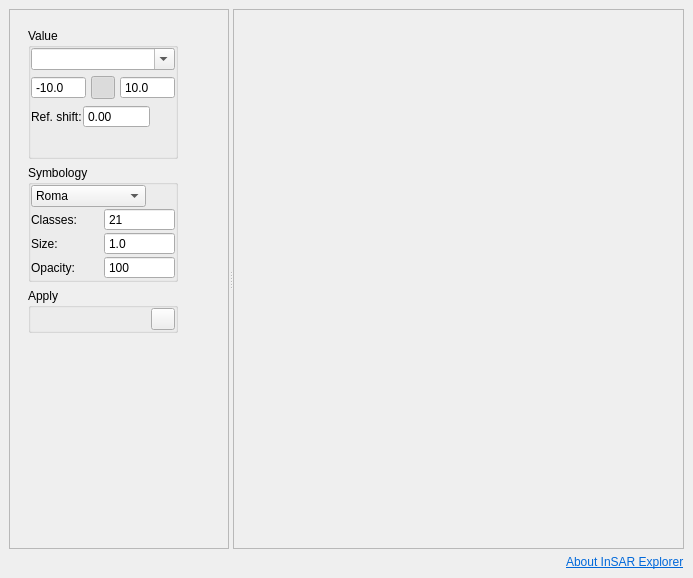
Before: the Qt Designer form insar_explorer_dockwidget_base.ui in eodeck/insar-explorer, drawn with Qt 5.
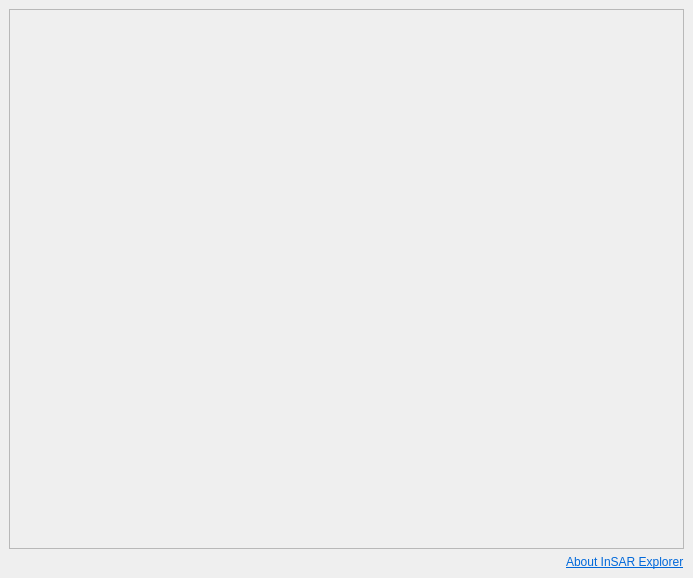
After: the same form once the commit is applied. Icons and pictures are not drawn.

Commit message: map-panel: migrate map settings panel to code

The edit to the form file:
```diff
--- a/insar_explorer_dockwidget_base.ui
+++ b/insar_explorer_dockwidget_base.ui
@@ -62,925 +62,6 @@
       <property name="orientation">
        <enum>Qt::Horizontal</enum>
       </property>
-      <widget class="QWidget" name="widget_temporal_uw_btemp_plot_2" native="true">
-       <property name="sizePolicy">
-        <sizepolicy hsizetype="Fixed" vsizetype="Preferred">
-         <horstretch>0</horstretch>
-         <verstretch>0</verstretch>
-        </sizepolicy>
-       </property>
-       <property name="toolTip">
-        <string/>
-       </property>
-       <layout class="QVBoxLayout" name="verticalLayout_4">
-        <property name="spacing">
-         <number>0</number>
-        </property>
-        <property name="leftMargin">
-         <number>0</number>
-        </property>
-        <property name="topMargin">
-         <number>0</number>
-        </property>
-        <property name="rightMargin">
-         <number>0</number>
-        </property>
-        <property name="bottomMargin">
-         <number>0</number>
-        </property>
-        <item>
-         <widget class="QScrollArea" name="scrollArea">
-          <property name="sizePolicy">
-           <sizepolicy hsizetype="Preferred" vsizetype="Preferred">
-            <horstretch>0</horstretch>
-            <verstretch>0</verstretch>
-           </sizepolicy>
-          </property>
-          <property name="maximumSize">
-           <size>
-            <width>240</width>
-            <height>16777215</height>
-           </size>
-          </property>
-          <property name="toolTip">
-           <string/>
-          </property>
-          <property name="widgetResizable">
-           <bool>true</bool>
-          </property>
-          <widget class="QWidget" name="scrollAreaWidgetContents">
-           <property name="geometry">
-            <rect>
-             <x>0</x>
-             <y>0</y>
-             <width>224</width>
-             <height>502</height>
-            </rect>
-           </property>
-           <layout class="QVBoxLayout" name="verticalLayout">
-            <item>
-             <widget class="QWidget" name="settings_panel">
-              <property name="sizePolicy">
-               <sizepolicy hsizetype="Expanding" vsizetype="Expanding">
-                <horstretch>0</horstretch>
-                <verstretch>0</verstretch>
-               </sizepolicy>
-              </property>
-              <property name="maximumSize">
-               <size>
-                <width>200</width>
-                <height>16777215</height>
-               </size>
-              </property>
-             <layout class="QGridLayout" name="map_settings_layout">
-                <item row="1" column="0">
-                 <layout class="QVBoxLayout" name="verticalLayout_6">
-                  <item>
-                   <widget class="QGroupBox" name="groupBox_7">
-                    <property name="sizePolicy">
-                     <sizepolicy hsizetype="Fixed" vsizetype="Preferred">
-                      <horstretch>0</horstretch>
-                      <verstretch>0</verstretch>
-                     </sizepolicy>
-                    </property>
-                    <property name="minimumSize">
-                     <size>
-                      <width>150</width>
-                      <height>0</height>
-                     </size>
-                    </property>
-                    <property name="autoFillBackground">
-                     <bool>false</bool>
-                    </property>
-                    <property name="title">
-                     <string>Value</string>
-                    </property>
-                    <property name="flat">
-                     <bool>true</bool>
-                    </property>
-                    <layout class="QVBoxLayout" name="verticalLayout_10">
-                     <property name="spacing">
-                      <number>-1</number>
-                     </property>
-                     <property name="leftMargin">
-                      <number>0</number>
-                     </property>
-                     <property name="topMargin">
-                      <number>0</number>
-                     </property>
-                     <property name="rightMargin">
-                      <number>0</number>
-                     </property>
-                     <property name="bottomMargin">
-                      <number>0</number>
-                     </property>
-                     <item>
-                      <widget class="QComboBox" name="cb_select_field">
-                       <property name="enabled">
-                        <bool>true</bool>
-                       </property>
-                       <property name="font">
-                        <font>
-                         <strikeout>false</strikeout>
-                        </font>
-                       </property>
-                       <property name="acceptDrops">
-                        <bool>false</bool>
-                       </property>
-                       <property name="toolTip">
-                        <string>Select field</string>
-                       </property>
-                       <property name="autoFillBackground">
-                        <bool>false</bool>
-                       </property>
-                       <property name="editable">
-                        <bool>true</bool>
-                       </property>
-                      </widget>
-                     </item>
-                     <item>
-                      <layout class="QHBoxLayout" name="horizontalLayout_9">
-                       <property name="spacing">
-                        <number>5</number>
-                       </property>
-                       <item>
-                        <widget class="QDoubleSpinBox" name="sb_symbol_lower_range">
-                         <property name="sizePolicy">
-                          <sizepolicy hsizetype="Preferred" vsizetype="Fixed">
-                           <horstretch>0</horstretch>
-                           <verstretch>0</verstretch>
-                          </sizepolicy>
-                         </property>
-                         <property name="toolTip">
-                          <string>Min symbology value</string>
-                         </property>
-                         <property name="buttonSymbols">
-                          <enum>QAbstractSpinBox::NoButtons</enum>
-                         </property>
-                         <property name="decimals">
-                          <number>1</number>
-                         </property>
-                         <property name="minimum">
-                          <double>-1000000000.000000000000000</double>
-                         </property>
-                         <property name="maximum">
-                          <double>1000000000.000000000000000</double>
-                         </property>
-                         <property name="value">
-                          <double>-10.000000000000000</double>
-                         </property>
-                        </widget>
-                       </item>
-                       <item>
-                        <widget class="QPushButton" name="cb_symbol_range_sync">
-                         <property name="sizePolicy">
-                          <sizepolicy hsizetype="Fixed" vsizetype="Fixed">
-                           <horstretch>0</horstretch>
-                           <verstretch>0</verstretch>
-                          </sizepolicy>
-                         </property>
-                         <property name="minimumSize">
-                          <size>
-                           <width>0</width>
-                           <height>0</height>
-                          </size>
-                         </property>
-                         <property name="maximumSize">
-                          <size>
-                           <width>24</width>
-                           <height>24</height>
-                          </size>
-                         </property>
-                         <property name="toolTip">
-                          <string>Synchronize range</string>
-                         </property>
-                         <property name="autoFillBackground">
-                          <bool>false</bool>
-                         </property>
-                         <property name="styleSheet">
-                          <string notr="true">QPushButton:hover {
-    border: 1px solid #bbb;
-}
-
-</string>
-                         </property>
-                         <property name="text">
-                          <string/>
-                         </property>
-                         <property name="icon">
-                          <iconset>
-                           <normaloff>:/icons/icons/synched.svg</normaloff>:/icons/icons/synched.svg</iconset>
-                         </property>
-                         <property name="iconSize">
-                          <size>
-                           <width>20</width>
-                           <height>20</height>
-                          </size>
-                         </property>
-                         <property name="checkable">
-                          <bool>true</bool>
-                         </property>
-                         <property name="checked">
-                          <bool>true</bool>
-                         </property>
-                         <property name="flat">
-                          <bool>true</bool>
-                         </property>
-                        </widget>
-                       </item>
-                       <item>
-                        <widget class="QDoubleSpinBox" name="sb_symbol_upper_range">
-                         <property name="sizePolicy">
-                          <sizepolicy hsizetype="Preferred" vsizetype="Fixed">
-                           <horstretch>0</horstretch>
-                           <verstretch>0</verstretch>
-                          </sizepolicy>
-                         </property>
-                         <property name="toolTip">
-                          <string>Max symbology value</string>
-                         </property>
-                         <property name="buttonSymbols">
-                          <enum>QAbstractSpinBox::NoButtons</enum>
-                         </property>
-                         <property name="decimals">
-                          <number>1</number>
-                         </property>
-                         <property name="minimum">
-                          <double>-1000000000.000000000000000</double>
-                         </property>
-                         <property name="maximum">
-                          <double>1000000000.000000000000000</double>
-                         </property>
-                         <property name="value">
-                          <double>10.000000000000000</double>
-                         </property>
-                        </widget>
-                       </item>
-                      </layout>
-                     </item>
-                     <item>
-                      <layout class="QHBoxLayout" name="horizontalLayout_13">
-                       <property name="spacing">
-                        <number>1</number>
-                       </property>
-                       <item>
-                        <widget class="QLabel" name="label_7">
-                         <property name="text">
-                          <string>Ref. shift:</string>
-                         </property>
-                        </widget>
-                       </item>
-                       <item>
-                        <widget class="QDoubleSpinBox" name="sb_symbol_value_offset">
-                         <property name="sizePolicy">
-                          <sizepolicy hsizetype="Preferred" vsizetype="Fixed">
-                           <horstretch>0</horstretch>
-                           <verstretch>0</verstretch>
-                          </sizepolicy>
-                         </property>
-                         <property name="toolTip">
-                          <string>Offset the values</string>
-                         </property>
-                         <property name="buttonSymbols">
-                          <enum>QAbstractSpinBox::NoButtons</enum>
-                         </property>
-                         <property name="decimals">
-                          <number>2</number>
-                         </property>
-                         <property name="minimum">
-                          <double>-1000000000.000000000000000</double>
-                         </property>
-                         <property name="maximum">
-                          <double>1000000000.000000000000000</double>
-                         </property>
-                         <property name="value">
-                          <double>0.000000000000000</double>
-                         </property>
-                        </widget>
-                       </item>
-                       <item>
-                        <widget class="QPushButton" name="cb_symbol_value_offset_sync_with_ref">
-                         <property name="sizePolicy">
-                          <sizepolicy hsizetype="Fixed" vsizetype="Fixed">
-                           <horstretch>0</horstretch>
-                           <verstretch>0</verstretch>
-                          </sizepolicy>
-                         </property>
-                         <property name="minimumSize">
-                          <size>
-                           <width>0</width>
-                           <height>0</height>
-                          </size>
-                         </property>
-                         <property name="maximumSize">
-                          <size>
-                           <width>24</width>
-                           <height>24</height>
-                          </size>
-                         </property>
-                         <property name="toolTip">
-                          <string>Synchronize map offset with selected reference point</string>
-                         </property>
-                         <property name="autoFillBackground">
-                          <bool>false</bool>
-                         </property>
-                         <property name="styleSheet">
-                          <string notr="true">QPushButton:hover {
-    border: 1px solid #bbb;
-}
-
-</string>
-                         </property>
-                         <property name="text">
-                          <string/>
-                         </property>
-                         <property name="icon">
-                          <iconset>
-                           <normaloff>:/icons/icons/sync_map_with_reference.svg</normaloff>:/icons/icons/sync_map_with_reference.svg</iconset>
-                         </property>
-                         <property name="iconSize">
-                          <size>
-                           <width>20</width>
-                           <height>20</height>
-                          </size>
-                         </property>
-                         <property name="checkable">
-                          <bool>true</bool>
-                         </property>
-                         <property name="checked">
-                          <bool>false</bool>
-                         </property>
-                         <property name="flat">
-                          <bool>true</bool>
-                         </property>
-                        </widget>
-                       </item>
-                       <item>
-                        <spacer name="horizontalSpacer_13">
-                         <property name="orientation">
-                          <enum>Qt::Horizontal</enum>
-                         </property>
-                         <property name="sizeHint" stdset="0">
-                          <size>
-                           <width>40</width>
-                           <height>20</height>
-                          </size>
-                         </property>
-                        </spacer>
-                       </item>
-                      </layout>
-                     </item>
-                     <item>
-                      <layout class="QHBoxLayout" name="horizontalLayout_8">
-                       <property name="spacing">
-                        <number>1</number>
-                       </property>
-                       <item>
-                        <widget class="QPushButton" name="pb_range_from_data">
-                         <property name="sizePolicy">
-                          <sizepolicy hsizetype="Fixed" vsizetype="Fixed">
-                           <horstretch>0</horstretch>
-                           <verstretch>0</verstretch>
-                          </sizepolicy>
-                         </property>
-                         <property name="minimumSize">
-                          <size>
-                           <width>0</width>
-                           <height>0</height>
-                          </size>
-                         </property>
-                         <property name="maximumSize">
-                          <size>
-                           <width>24</width>
-                           <height>24</height>
-                          </size>
-                         </property>
-                         <property name="toolTip">
-                          <string>Min/Max from data</string>
-                         </property>
-                         <property name="styleSheet">
-                          <string notr="true">QPushButton:hover {
-    border: 1px solid #bbb;
-}
-</string>
-                         </property>
-                         <property name="text">
-                          <string/>
-                         </property>
-                         <property name="icon">
-                          <iconset>
-                           <normaloff>:/icons/icons/data_range.svg</normaloff>:/icons/icons/data_range.svg</iconset>
-                         </property>
-                         <property name="iconSize">
-                          <size>
-                           <width>20</width>
-                           <height>20</height>
-                          </size>
-                         </property>
-                         <property name="checkable">
-                          <bool>false</bool>
-                         </property>
-                         <property name="checked">
-                          <bool>false</bool>
-                         </property>
-                         <property name="autoExclusive">
-                          <bool>false</bool>
-                         </property>
-                         <property name="flat">
-                          <bool>true</bool>
-                         </property>
-                        </widget>
-                       </item>
-                       <item>
-                        <spacer name="horizontalSpacer_12">
-                         <property name="orientation">
-                          <enum>Qt::Horizontal</enum>
-                         </property>
-                         <property name="sizeHint" stdset="0">
-                          <size>
-                           <width>40</width>
-                           <height>20</height>
-                          </size>
-                         </property>
-                        </spacer>
-                       </item>
-                      </layout>
-                     </item>
-                    </layout>
-                   </widget>
-                  </item>
-                  <item>
-                   <widget class="QGroupBox" name="groupBox_9">
-                    <property name="sizePolicy">
-                     <sizepolicy hsizetype="Fixed" vsizetype="Preferred">
-                      <horstretch>0</horstretch>
-                      <verstretch>0</verstretch>
-                     </sizepolicy>
-                    </property>
-                    <property name="minimumSize">
-                     <size>
-                      <width>150</width>
-                      <height>0</height>
-                     </size>
-                    </property>
-                    <property name="autoFillBackground">
-                     <bool>false</bool>
-                    </property>
-                    <property name="title">
-                     <string>Symbology</string>
-                    </property>
-                    <property name="flat">
-                     <bool>true</bool>
-                    </property>
-                    <layout class="QVBoxLayout" name="verticalLayout_16" stretch="0">
-                     <property name="spacing">
-                      <number>-1</number>
-                     </property>
-                     <property name="leftMargin">
-                      <number>0</number>
-                     </property>
-                     <property name="topMargin">
-                      <number>0</number>
-                     </property>
-                     <property name="rightMargin">
-                      <number>0</number>
-                     </property>
-                     <property name="bottomMargin">
-                      <number>0</number>
-                     </property>
-                     <item>
-                      <layout class="QVBoxLayout" name="verticalLayout_15">
-                       <property name="spacing">
-                        <number>1</number>
-                       </property>
-                       <item>
-                        <layout class="QHBoxLayout" name="horizontalLayout">
-                         <property name="spacing">
-                          <number>5</number>
-                         </property>
-                         <item>
-                          <widget class="QComboBox" name="cmb_colormap">
-                           <property name="toolTip">
-                            <string>Select colormap</string>
-                           </property>
-                           <property name="autoFillBackground">
-                            <bool>false</bool>
-                           </property>
-                           <property name="editable">
-                            <bool>false</bool>
-                           </property>
-                           <property name="iconSize">
-                            <size>
-                             <width>72</width>
-                             <height>16</height>
-                            </size>
-                           </property>
-                           <item>
-                            <property name="text">
-                             <string>Roma</string>
-                            </property>
-                            <property name="icon">
-                             <iconset>
-                              <normaloff>:/colormaps/icons/colormaps/roma.png</normaloff>:/colormaps/icons/colormaps/roma.png</iconset>
-                            </property>
-                           </item>
-                           <item>
-                            <property name="text">
-                             <string>Vik</string>
-                            </property>
-                            <property name="icon">
-                             <iconset>
-                              <normaloff>:/colormaps/icons/colormaps/vik.png</normaloff>:/colormaps/icons/colormaps/vik.png</iconset>
-                            </property>
-                           </item>
-                           <item>
-                            <property name="text">
-                             <string>Turbo_r</string>
-                            </property>
-                            <property name="icon">
-                             <iconset>
-                              <normaloff>:/colormaps/icons/colormaps/turbo_r.png</normaloff>:/colormaps/icons/colormaps/turbo_r.png</iconset>
-                            </property>
-                           </item>
-                           <item>
-                            <property name="text">
-                             <string>Gray</string>
-                            </property>
-                            <property name="icon">
-                             <iconset>
-                              <normaloff>:/colormaps/icons/colormaps/gray.png</normaloff>:/colormaps/icons/colormaps/gray.png</iconset>
-                            </property>
-                           </item>
-                          </widget>
-                         </item>
-                         <item>
-                          <widget class="QPushButton" name="pb_colormap_reverse">
-                           <property name="maximumSize">
-                            <size>
-                             <width>24</width>
-                             <height>24</height>
-                            </size>
-                           </property>
-                           <property name="toolTip">
-                            <string>Reverse colormap</string>
-                           </property>
-                           <property name="autoFillBackground">
-                            <bool>false</bool>
-                           </property>
-                           <property name="styleSheet">
-                            <string notr="true">QPushButton:hover {
-    border: 1px solid #bbb;
-}
-</string>
-                           </property>
-                           <property name="text">
-                            <string/>
-                           </property>
-                           <property name="icon">
-                            <iconset>
-                             <normaloff>:/icons/icons/reverse.svg</normaloff>:/icons/icons/reverse.svg</iconset>
-                           </property>
-                           <property name="iconSize">
-                            <size>
-                             <width>20</width>
-                             <height>20</height>
-                            </size>
-                           </property>
-                           <property name="checkable">
-                            <bool>true</bool>
-                           </property>
-                           <property name="flat">
-                            <bool>true</bool>
-                           </property>
-                          </widget>
-                         </item>
-                        </layout>
-                       </item>
-                       <item>
-                        <layout class="QHBoxLayout" name="horizontalLayout_5">
-                         <property name="spacing">
-                          <number>1</number>
-                         </property>
-                         <item>
-                          <widget class="QLabel" name="label_6">
-                           <property name="text">
-                            <string>Classes:</string>
-                           </property>
-                          </widget>
-                         </item>
-                         <item>
-                          <widget class="QSpinBox" name="sb_symbol_classes">
-                           <property name="sizePolicy">
-                            <sizepolicy hsizetype="Preferred" vsizetype="Fixed">
-                             <horstretch>0</horstretch>
-                             <verstretch>0</verstretch>
-                            </sizepolicy>
-                           </property>
-                           <property name="toolTip">
-                            <string>Number of classes</string>
-                           </property>
-                           <property name="buttonSymbols">
-                            <enum>QAbstractSpinBox::NoButtons</enum>
-                           </property>
-                           <property name="minimum">
-                            <number>1</number>
-                           </property>
-                           <property name="value">
-                            <number>21</number>
-                           </property>
-                          </widget>
-                         </item>
-                        </layout>
-                       </item>
-                       <item>
-                        <layout class="QHBoxLayout" name="horizontalLayout_4">
-                         <property name="spacing">
-                          <number>1</number>
-                         </property>
-                         <item>
-                          <widget class="QLabel" name="label_3">
-                           <property name="text">
-                            <string>Size:</string>
-                           </property>
-                          </widget>
-                         </item>
-                         <item>
-                          <widget class="QDoubleSpinBox" name="sb_symbol_size">
-                           <property name="sizePolicy">
-                            <sizepolicy hsizetype="Preferred" vsizetype="Fixed">
-                             <horstretch>0</horstretch>
-                             <verstretch>0</verstretch>
-                            </sizepolicy>
-                           </property>
-                           <property name="toolTip">
-                            <string>Symbol size</string>
-                           </property>
-                           <property name="buttonSymbols">
-                            <enum>QAbstractSpinBox::NoButtons</enum>
-                           </property>
-                           <property name="decimals">
-                            <number>1</number>
-                           </property>
-                           <property name="singleStep">
-                            <double>0.100000000000000</double>
-                           </property>
-                           <property name="value">
-                            <double>1.000000000000000</double>
-                           </property>
-                          </widget>
-                         </item>
-                        </layout>
-                       </item>
-                       <item>
-                        <layout class="QHBoxLayout" name="horizontalLayout_3">
-                         <property name="spacing">
-                          <number>1</number>
-                         </property>
-                         <item>
-                          <widget class="QLabel" name="label_4">
-                           <property name="text">
-                            <string>Opacity:</string>
-                           </property>
-                          </widget>
-                         </item>
-                         <item>
-                          <widget class="QSpinBox" name="sb_symbol_opacity">
-                           <property name="sizePolicy">
-                            <sizepolicy hsizetype="Preferred" vsizetype="Fixed">
-                             <horstretch>0</horstretch>
-                             <verstretch>0</verstretch>
-                            </sizepolicy>
-                           </property>
-                           <property name="toolTip">
-                            <string>Symbol opacity</string>
-                           </property>
-                           <property name="buttonSymbols">
-                            <enum>QAbstractSpinBox::NoButtons</enum>
-                           </property>
-                           <property name="maximum">
-                            <number>100</number>
-                           </property>
-                           <property name="singleStep">
-                            <number>10</number>
-                           </property>
-                           <property name="value">
-                            <number>100</number>
-                           </property>
-                          </widget>
-                         </item>
-                        </layout>
-                       </item>
-                      </layout>
-                     </item>
-                    </layout>
-                   </widget>
-                  </item>
-                  <item>
-                   <widget class="QGroupBox" name="groupBox_11">
-                    <property name="sizePolicy">
-                     <sizepolicy hsizetype="Fixed" vsizetype="Preferred">
-                      <horstretch>0</horstretch>
-                      <verstretch>0</verstretch>
-                     </sizepolicy>
-                    </property>
-                    <property name="minimumSize">
-                     <size>
-                      <width>150</width>
-                      <height>0</height>
-                     </size>
-                    </property>
-                    <property name="autoFillBackground">
-                     <bool>false</bool>
-                    </property>
-                    <property name="title">
-                     <string>Apply</string>
-                    </property>
-                    <property name="flat">
-                     <bool>true</bool>
-                    </property>
-                    <layout class="QVBoxLayout" name="verticalLayout_18">
-                     <property name="spacing">
-                      <number>-1</number>
-                     </property>
-                     <property name="leftMargin">
-                      <number>0</number>
-                     </property>
-                     <property name="topMargin">
-                      <number>0</number>
-                     </property>
-                     <property name="rightMargin">
-                      <number>0</number>
-                     </property>
-                     <property name="bottomMargin">
-                      <number>0</number>
-                     </property>
-                     <item>
-                      <layout class="QHBoxLayout" name="horizontalLayout_7">
-                       <property name="spacing">
-                        <number>5</number>
-                       </property>
-                       <item>
-                        <spacer name="horizontalSpacer_9">
-                         <property name="orientation">
-                          <enum>Qt::Horizontal</enum>
-                         </property>
-                         <property name="sizeHint" stdset="0">
-                          <size>
-                           <width>40</width>
-                           <height>20</height>
-                          </size>
-                         </property>
-                        </spacer>
-                       </item>
-                       <item>
-                        <widget class="QPushButton" name="pb_symbology_live">
-                         <property name="maximumSize">
-                          <size>
-                           <width>24</width>
-                           <height>24</height>
-                          </size>
-                         </property>
-                         <property name="toolTip">
-                          <string>Apply symbology automatically</string>
-                         </property>
-                         <property name="autoFillBackground">
-                          <bool>false</bool>
-                         </property>
-                         <property name="styleSheet">
-                          <string notr="true">QPushButton:hover {
-    border: 1px solid #bbb;
-}
-</string>
-                         </property>
-                         <property name="text">
-                          <string/>
-                         </property>
-                         <property name="icon">
-                          <iconset>
-                           <normaloff>:/icons/icons/apply_symbology_on-the-fly.svg</normaloff>:/icons/icons/apply_symbology_on-the-fly.svg</iconset>
-                         </property>
-                         <property name="iconSize">
-                          <size>
-                           <width>20</width>
-                           <height>20</height>
-                          </size>
-                         </property>
-                         <property name="checkable">
-                          <bool>true</bool>
-                         </property>
-                         <property name="checked">
-                          <bool>false</bool>
-                         </property>
-                         <property name="autoDefault">
-                          <bool>false</bool>
-                         </property>
-                         <property name="default">
-                          <bool>false</bool>
-                         </property>
-                         <property name="flat">
-                          <bool>true</bool>
-                         </property>
-                        </widget>
-                       </item>
-                       <item>
-                        <widget class="QPushButton" name="pb_symbology">
-                         <property name="sizePolicy">
-                          <sizepolicy hsizetype="Fixed" vsizetype="Fixed">
-                           <horstretch>0</horstretch>
-                           <verstretch>0</verstretch>
-                          </sizepolicy>
-                         </property>
-                         <property name="minimumSize">
-                          <size>
-                           <width>0</width>
-                           <height>0</height>
-                          </size>
-                         </property>
-                         <property name="maximumSize">
-                          <size>
-                           <width>24</width>
-                           <height>24</height>
-                          </size>
-                         </property>
-                         <property name="toolTip">
-                          <string>Apply symbology</string>
-                         </property>
-                         <property name="text">
-                          <string/>
-                         </property>
-                         <property name="icon">
-                          <iconset>
-                           <normaloff>:/icons/icons/apply_symbology.svg</normaloff>:/icons/icons/apply_symbology.svg</iconset>
-                         </property>
-                         <property name="iconSize">
-                          <size>
-                           <width>20</width>
-                           <height>20</height>
-                          </size>
-                         </property>
-                        </widget>
-                       </item>
-                      </layout>
-                     </item>
-                    </layout>
-                   </widget>
-                  </item>
-                 </layout>
-                </item>
-                <item row="2" column="0">
-                 <spacer name="verticalSpacer_3">
-                  <property name="orientation">
-                   <enum>Qt::Vertical</enum>
-                  </property>
-                  <property name="sizeHint" stdset="0">
-                   <size>
-                    <width>20</width>
-                    <height>40</height>
-                   </size>
-                  </property>
-                 </spacer>
-                </item>
-                <item row="1" column="1">
-                 <spacer name="horizontalSpacer_8">
-                  <property name="orientation">
-                   <enum>Qt::Horizontal</enum>
-                  </property>
-                  <property name="sizeHint" stdset="0">
-                   <size>
-                    <width>40</width>
-                    <height>20</height>
-                   </size>
-                  </property>
-                 </spacer>
-                </item>
-               </layout>
-              </widget>
-            </item>
-            <item>
-             <spacer name="verticalSpacer">
-              <property name="toolTip">
-               <string/>
-              </property>
-              <property name="orientation">
-               <enum>Qt::Vertical</enum>
-              </property>
-              <property name="sizeType">
-               <enum>QSizePolicy::Preferred</enum>
-              </property>
-              <property name="sizeHint" stdset="0">
-               <size>
-                <width>0</width>
-                <height>5</height>
-               </size>
-              </property>
-             </spacer>
-            </item>
-           </layout>
-          </widget>
-         </widget>
-        </item>
-       </layout>
-      </widget>
       <widget class="QWidget" name="widget_temporal_uw_bperp_plot_2" native="true">
        <property name="sizePolicy">
         <sizepolicy hsizetype="Preferred" vsizetype="Preferred">
```
The commit also changes 5 other files.
